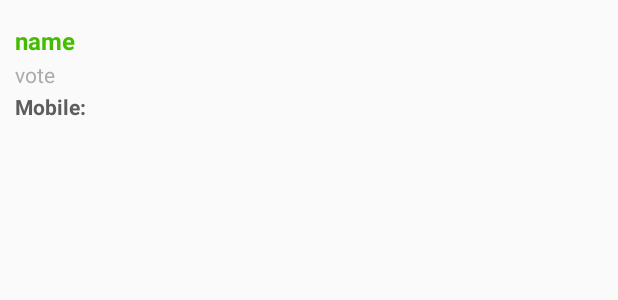
After one commit to PrabhuAndroHunter/Assignment19.2, an Android app: the layout item_movie.xml on its own in the app's theme, with its tools: preview values and no code run, on a phone screen of 412 x 824 dp. The commit adds this screen. Shown: the top 300 px of the screen. Run offline under Robolectric (Android 15) with nearby library versions, the phone set to English and light mode, and no system bars; network calls fail.

Commit message:
final
final

```diff
--- a/app/build.gradle
+++ b/app/build.gradle
@@ -26,4 +26,7 @@ dependencies {
     testImplementation 'junit:junit:4.12'
     androidTestImplementation 'com.android.support.test:runner:1.0.1'
     androidTestImplementation 'com.android.support.test.espresso:espresso-core:3.0.1'
+    compile 'com.android.volley:volley:1.0.0'
+    implementation 'com.android.support:design:26.1.0'
+    implementation 'com.android.support:support-v4:26.1.0'
 }
--- a/app/src/main/AndroidManifest.xml
+++ b/app/src/main/AndroidManifest.xml
@@ -2,7 +2,12 @@
 <manifest xmlns:android="http://schemas.android.com/apk/res/android"
     package="com.assignment">
 
+    <uses-permission android:name="android.permission.INTERNET"/>
+    <uses-permission android:name="android.permission.ACCESS_NETWORK_STATE"/>
+
+
     <application
+        android:name=".application.Application"
         android:allowBackup="true"
         android:icon="@mipmap/ic_launcher"
         android:label="@string/app_name"
--- /dev/null
+++ b/app/src/main/res/layout/item_movie.xml
@@ -0,0 +1,38 @@
+<?xml version="1.0" encoding="utf-8"?>
+<LinearLayout xmlns:android="http://schemas.android.com/apk/res/android"
+    android:layout_width="fill_parent"
+    android:layout_height="wrap_content"
+    android:orientation="vertical"
+    android:padding="10dp"
+    android:paddingLeft="10dp"
+    android:paddingRight="10dp">
+
+    <TextView
+        android:id="@+id/textview_name"
+        android:layout_width="fill_parent"
+        android:layout_height="wrap_content"
+        android:paddingBottom="2dip"
+        android:paddingTop="6dip"
+        android:textColor="#43bd00"
+        android:textSize="16sp"
+        android:text="name"
+        android:textStyle="bold" />
+
+    <TextView
+        android:id="@+id/textview_vote"
+        android:layout_width="fill_parent"
+        android:layout_height="wrap_content"
+        android:paddingBottom="2dip"
+        android:text="vote"
+        android:textColor="#acacac" />
+
+    <TextView
+        android:id="@+id/textview_id"
+        android:layout_width="wrap_content"
+        android:layout_height="wrap_content"
+        android:gravity="left"
+        android:text="Mobile: "
+        android:textColor="#5d5d5d"
+        android:textStyle="bold" />
+
+</LinearLayout>
```
Also changed, not shown: app/src/main/java/com/assignment/MainActivity.java (+61 -1 lines), app/src/main/java/com/assignment/RecyclerViewItemDecorator.java (added, +41 -0 lines), app/src/main/java/com/assignment/adapter/MovieAdapter.java (added, +60 -0 lines), app/src/main/java/com/assignment/application/Application.java (added, +52 -0 lines), app/src/main/java/com/assignment/model/Movie.java (added, +28 -0 lines), app/src/main/java/com/assignment/network/RequestHelper.java (added, +49 -0 lines), app/src/main/java/com/assignment/network/ResponseListener.java (added, +10 -0 lines), app/src/main/java/com/assignment/network/ResponseParser.java (added, +39 -0 lines), app/src/main/java/com/assignment/network/Url.java (added, +12 -0 lines), app/src/main/res/drawable/line_divider.xml (added, +11 -0 lines), app/src/main/res/layout/activity_main.xml (+7 -9 lines), 1 other file.
